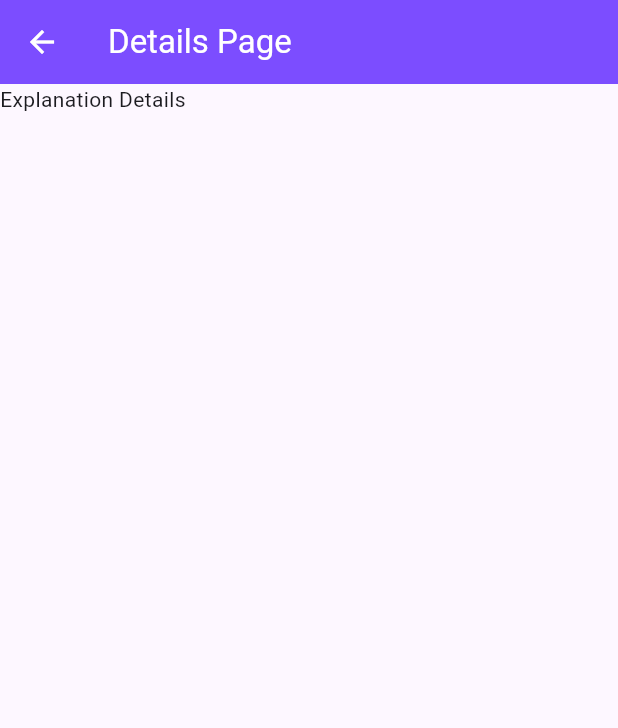
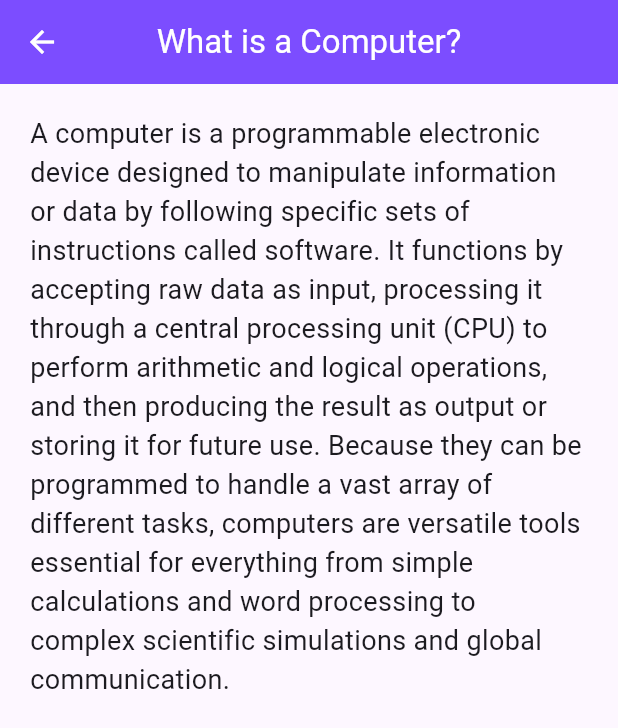
Before and after one commit to Thippharake-NaChiengmai/flutter-first-app, a Flutter app: the screen it shows after launch, item 2 of the bottom bar chosen, after a tap on "Read More>>", on a phone screen of 412 x 824 dp. Shown: the top 728 px of the screen. Run offline on Flutter 3.47's test engine with Material 3 defaults, Android fonts, the phone set to English and light mode, and no system bars; network calls fail.

Commit message:
add details page content

```diff
--- a/lib/pages/details.dart
+++ b/lib/pages/details.dart
@@ -1,23 +1,33 @@
 import 'package:flutter/material.dart';
 
-class DetailsPage extends StatefulWidget {
-  const DetailsPage({super.key});
+class DetailsPage extends StatelessWidget {
+  final String title;
+  final String img_url;
+  final String description;
 
-  @override
-  State<DetailsPage> createState() => _DetailsPageState();
-}
+  const DetailsPage(
+      {super.key,
+        required this.title,
+        required this.img_url,
+        required this.description,
+  });
 
-class _DetailsPageState extends State<DetailsPage> {
   @override
   Widget build(BuildContext context) {
     return Scaffold(
       appBar: AppBar(
-        title: const Text("Details Page"),),
+        title: Text(title),
+        centerTitle: true,
+      ),
         body: ListView(
-          children: const [
-            Text("Explanation Details")
-        ],
-    )
+          children: [
+            Image.network(img_url, fit: BoxFit.cover),
+            Padding(padding: EdgeInsets.all(20.0),
+              child: Text(description, style: TextStyle(fontSize: 18)
+              ),
+            ),
+          ],
+        )
     );
   }
 }
--- a/lib/pages/home.dart
+++ b/lib/pages/home.dart
@@ -21,24 +21,27 @@ class _HomePageState extends State<HomePage> {
           children: [
             myBox("What is a Computer?",
                   "Computer is an electronic device that processes data and performs a wide range of tasks by following a set of instructions, typically referred to as programs or software.",
-                  "https://i.pinimg.com/736x/67/56/95/6756956ec2e5b6b569b23110696a4ee7.jpg"
+                  "https://i.pinimg.com/736x/67/56/95/6756956ec2e5b6b569b23110696a4ee7.jpg",
+                  "A computer is a programmable electronic device designed to manipulate information or data by following specific sets of instructions called software. It functions by accepting raw data as input, processing it through a central processing unit (CPU) to perform arithmetic and logical operations, and then producing the result as output or storing it for future use. Because they can be programmed to handle a vast array of different tasks, computers are versatile tools essential for everything from simple calculations and word processing to complex scientific simulations and global communication."
             ),
             SizedBox(height: 20),
             myBox("What is a Flutter?",
                   "Flutter is an open-source UI software development kit (SDK) created by Google. It allows developers to build natively compiled applications for mobile, web, desktop, and embedded devices from a single codebase.",
-                  "https://i.pinimg.com/736x/c5/e1/44/c5e14464850d0d3b59c9e1cbb5ee9053.jpg"
+                  "https://i.pinimg.com/736x/c5/e1/44/c5e14464850d0d3b59c9e1cbb5ee9053.jpg",
+                  "Flutter is an open-source UI (User Interface) toolkit created by Google. It allows developers to build natively compiled applications for mobile, web, and desktop from a single codebase.Language: It uses the Dart programming language.Key Feature: It is famous for its `Hot Reload` feature, which lets developers see changes on the screen almost instantly without restarting the app.Why use it: Instead of writing separate code for an iPhone app (Swift) and an Android app (Kotlin), you write one set of code in Flutter that works on both."
             ),
             SizedBox(height: 20),
             myBox("What is a Dart?",
                   "Dart is a client-optimized, object-oriented programming language created by Google. While it can be used for backend (server) development, it is most famous today for being the programming language used to build Flutter applications.",
-                  "https://i.pinimg.com/736x/83/53/8a/83538ac2864c7c0a3186616c7d8d20f9.jpg"
+                  "https://i.pinimg.com/736x/83/53/8a/83538ac2864c7c0a3186616c7d8d20f9.jpg",
+                  "Dart is a client-optimized programming language developed by Google, best known as the foundation for the Flutter framework. Designed for building fast, high-performance applications on any platform, it features a syntax familiar to developers of C# or Java and supports both Ahead-of-Time (AOT) compilation for production speed and Just-in-Time (JIT) compilation for rapid development cycles like `Hot Reload.` Because it compiles directly to native machine code for mobile and desktop, or JavaScript for the web, Dart enables developers to create smooth, consistent user experiences across multiple devices from a single codebase."
             )
           ],
           )
         )
     );
   }
-  Widget myBox(String title, String subTitle, String img_url) {
+  Widget myBox(String title, String subTitle, String img_url, String description) {
     return Container(
       padding: EdgeInsets.all(24),
       height: 290,
@@ -60,7 +63,13 @@ class _HomePageState extends State<HomePage> {
           Text(subTitle ,style: TextStyle(fontSize: 15, color: Colors.white)),
           SizedBox(height: 15),
           TextButton(onPressed: () {
-            Navigator.push(context, MaterialPageRoute(builder: (context) => DetailsPage()));
+            Navigator.push(context, MaterialPageRoute(builder: (context) => DetailsPage(
+              title: title,
+              img_url: img_url,
+              description: description,
+            )
+              )
+                );
             },
               child: Text("Read More>>", style: TextStyle(color: Colors.white)),
               )
```
